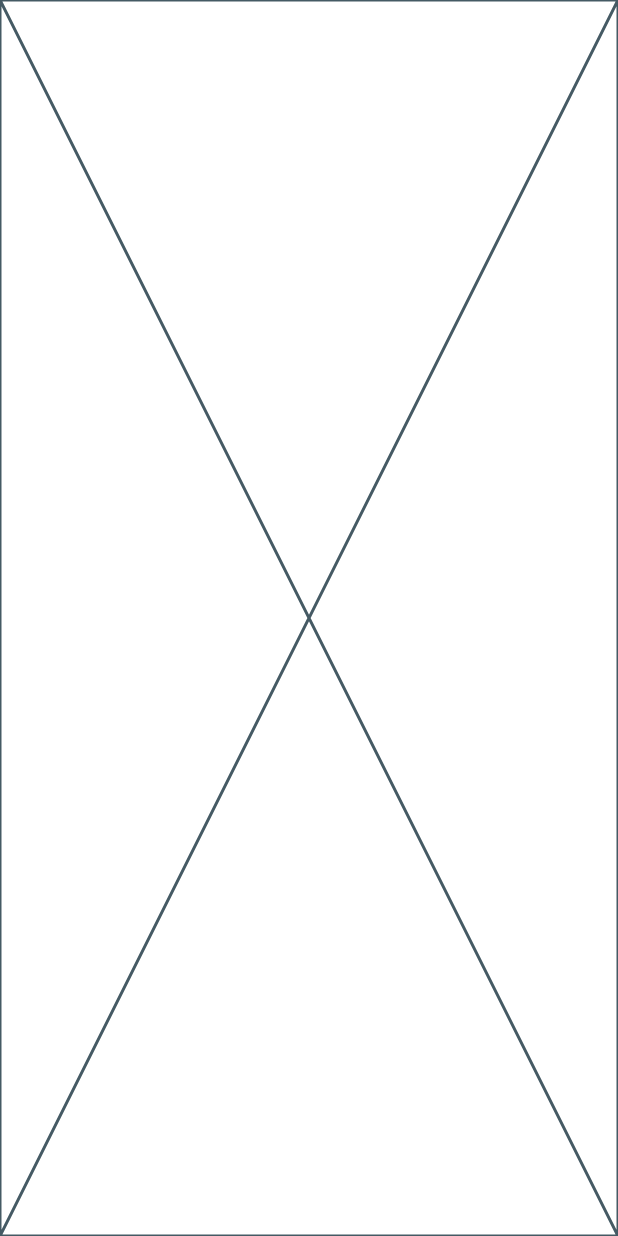
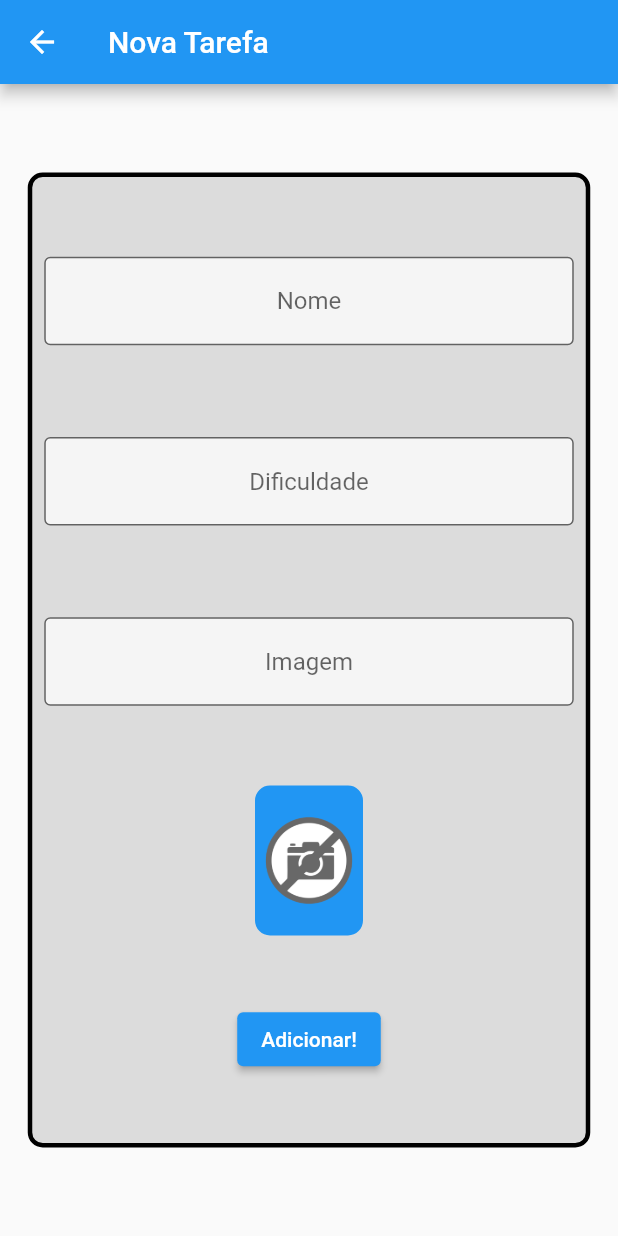
Before and after one commit to DouglasLeal/curso-flutter-widgets-alura, a Flutter app: the screen it shows after launch, after a tap on the "add" icon, on a phone screen of 412 x 824 dp. Run offline on Flutter 3.47's test engine with Material 2 defaults, Android fonts, the phone set to English and light mode, and no system bars; network calls fail.

Commit message:
FormScreen criado

```diff
--- a/lib/data/task_inherited.dart
+++ b/lib/data/task_inherited.dart
@@ -8,10 +8,10 @@ class TaskInherited extends InheritedWidget {
   }) : super(key: key, child: child);
 
   final List<Task> taskList = [
-    Task('Aprender Flutter', 'assets/images/dash.png', 3),
-    Task('Andar de Bike', 'assets/images/bike.webp', 2),
-    Task('Meditar', 'assets/images/meditar.jpeg', 5),
-    Task('Ler', 'assets/images/livro.jpg', 4),
+    Task('Aprender Flutter', 'assets/images/flutter.png', 3),
+    Task('Andar de Bike', 'assets/images/bike.jpg', 2),
+    Task('Meditar', 'assets/images/meditar.jpg', 5),
+    Task('Ler', 'assets/images/ler.jpg', 4),
     Task('Jogar', 'assets/images/jogar.jpg', 1),
   ];
 
--- a/lib/screens/form_screen.dart
+++ b/lib/screens/form_screen.dart
@@ -1,10 +1,166 @@
 import 'package:flutter/material.dart';
+import 'package:flutter_widgets/data/task_inherited.dart';
 
-class FormScreen extends StatelessWidget {
-  const FormScreen({Key? key}) : super(key: key);
+class FormScreen extends StatefulWidget {
+  final BuildContext taskContext;
+
+  const FormScreen({required this.taskContext, Key? key}) : super(key: key);
+
+  @override
+  State<FormScreen> createState() => _FormScreenState();
+}
+
+class _FormScreenState extends State<FormScreen> {
+  TextEditingController nameController = TextEditingController();
+  TextEditingController difficultyController = TextEditingController();
+  TextEditingController imageController = TextEditingController();
+
+  final _formKey = GlobalKey<FormState>();
+
+  bool valueValidator(String? value){
+    if(value != null && value.isEmpty){
+      return true;
+    }
+    return false;
+  }
+  bool difficultyValidator(String? value){
+    if(value!.isEmpty || int.parse(value) > 5 ||
+        int.parse(value) < 1){
+      return true;
+    }
+    return false;
+  }
 
   @override
   Widget build(BuildContext context) {
-    return const Placeholder();
+    return Form(
+      key: _formKey,
+      child: Scaffold(
+        appBar: AppBar(
+          title: const Text('Nova Tarefa'),
+        ),
+        body: Center(
+          child: SingleChildScrollView(
+            child: Container(
+              height: 650,
+              width: 375,
+              decoration: BoxDecoration(
+                color: Colors.black12,
+                borderRadius: BorderRadius.circular(10),
+                border: Border.all(width: 3),
+              ),
+              child: Column(
+                mainAxisAlignment: MainAxisAlignment.spaceEvenly,
+                crossAxisAlignment: CrossAxisAlignment.center,
+                children: [
+                  Padding(
+                    padding: const EdgeInsets.all(8.0),
+                    child: TextFormField(
+                      validator: (String? value) {
+                        if (valueValidator(value)) {
+                          return 'Insira o nome da Tarefa';
+                        }
+                        return null;
+                      },
+                      controller: nameController,
+                      textAlign: TextAlign.center,
+                      decoration: const InputDecoration(
+                        border: OutlineInputBorder(),
+                        hintText: 'Nome',
+                        fillColor: Colors.white70,
+                        filled: true,
+                      ),
+                    ),
+                  ),
+                  Padding(
+                    padding: const EdgeInsets.all(8.0),
+                    child: TextFormField(
+                      validator: (value) {
+                        if (difficultyValidator(value)) {
+                          return 'Insira um Dificuldade entre 1 e 5';
+                        }
+                        return null;
+                      },
+                      keyboardType: TextInputType.number,
+                      controller: difficultyController,
+                      textAlign: TextAlign.center,
+                      decoration: const InputDecoration(
+                        border: OutlineInputBorder(),
+                        hintText: 'Dificuldade',
+                        fillColor: Colors.white70,
+                        filled: true,
+                      ),
+                    ),
+                  ),
+                  Padding(
+                    padding: const EdgeInsets.all(8.0),
+                    child: TextFormField(
+                      onChanged: (text) {
+                        setState(() {});
+                      },
+                      validator: (value) {
+                        if (valueValidator(value)) {
+                          return 'Insira um URL de Imagem!';
+                        }
+                        return null;
+                      },
+                      keyboardType: TextInputType.url,
+                      controller: imageController,
+                      textAlign: TextAlign.center,
+                      decoration: const InputDecoration(
+                        border: OutlineInputBorder(),
+                        hintText: 'Imagem',
+                        fillColor: Colors.white70,
+                        filled: true,
+                      ),
+                    ),
+                  ),
+                  Container(
+                    height: 100,
+                    width: 72,
+                    decoration: BoxDecoration(
+                      color: Colors.blue,
+                      borderRadius: BorderRadius.circular(10),
+                      border: Border.all(width: 2, color: Colors.blue),
+                    ),
+                    child: ClipRRect(
+                      borderRadius: BorderRadius.circular(10),
+                      child: Image.network(
+                        imageController.text,
+                        errorBuilder: (BuildContext context, Object exception,
+                            StackTrace? stackTrace) {
+                          return Image.asset('assets/images/nophoto.png');
+                        },
+                        fit: BoxFit.cover,
+                      ),
+                    ),
+                  ),
+                  ElevatedButton(
+                    onPressed: () {
+                      if (_formKey.currentState!.validate()) {
+                        // print(nameController.text);
+                        // print(difficultyController.text);
+                        // print(imageController.text);
+                        TaskInherited.of(widget.taskContext).newTask(
+                            nameController.text,
+                            imageController.text,
+                            int.parse(difficultyController.text));
+                        ScaffoldMessenger.of(context).showSnackBar(
+                          const SnackBar(
+                            content: Text('Criando uma nova Tarefa'),
+                          ),
+                        );
+                        Navigator.pop(context);
+                      }
+                    },
+                    child: const Text('Adicionar!'),
+                  ),
+                ],
+              ),
+            ),
+          ),
+        ),
+      ),
+    );
   }
 }
--- a/lib/screens/initial_screen.dart
+++ b/lib/screens/initial_screen.dart
@@ -1,5 +1,4 @@
 import 'package:flutter/material.dart';
-import 'package:flutter_widgets/components/task.dart';
 import 'package:flutter_widgets/data/task_inherited.dart';
 import 'package:flutter_widgets/screens/form_screen.dart';
 
@@ -27,7 +26,7 @@ class _InitialScreenState extends State<InitialScreen> {
           Navigator.push(
             context,
             MaterialPageRoute(
-              builder: (contextNew) => FormScreen(),
+              builder: (contextNew) => FormScreen(taskContext: context,),
             ),
           );
         },
```
